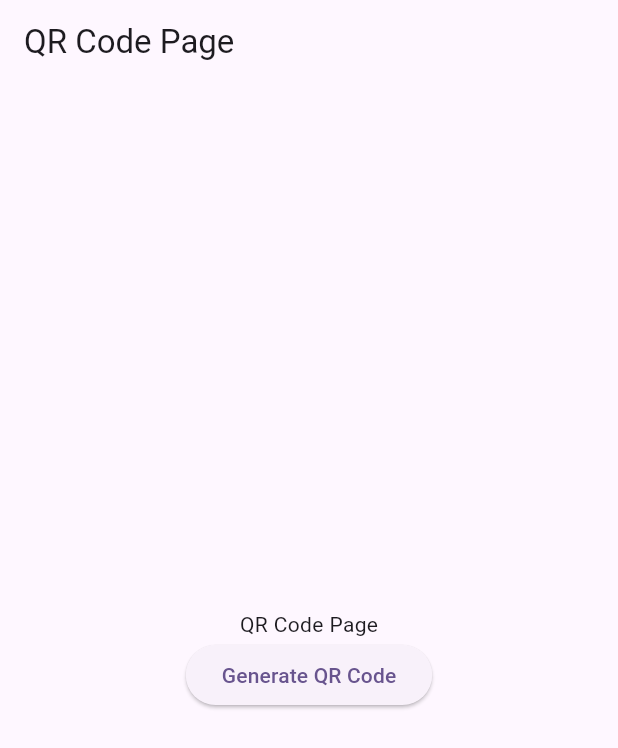
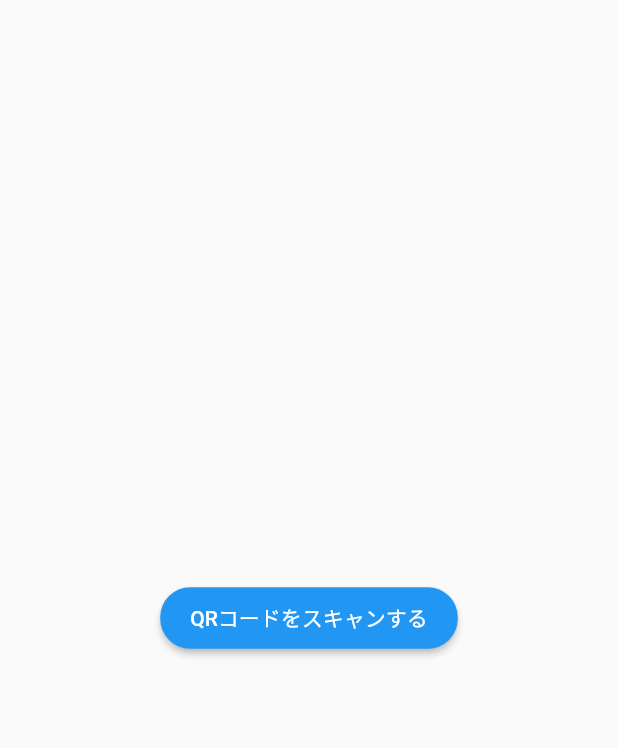
Before and after one commit to tomohiro1024/qr_code_app, a Flutter app: the screen it shows after launch, on a phone screen of 412 x 824 dp. Shown: the top 748 px of the screen. Run offline on Flutter 3.47's test engine with Material 3 defaults, Android fonts, the phone set to English and light mode, and no system bars.

Commit message:
ページの土台を作成

```diff
--- a/lib/main.dart
+++ b/lib/main.dart
@@ -12,9 +12,7 @@ class MyApp extends StatelessWidget {
   Widget build(BuildContext context) {
     return MaterialApp(
       title: 'Flutter Demo',
-      theme: ThemeData(
-        colorScheme: ColorScheme.fromSeed(seedColor: Colors.deepPurple),
-      ),
+      theme: ThemeData(brightness: Brightness.light, useMaterial3: false),
       home: const QrCodePage(),
     );
   }
--- a/lib/qr_code_page.dart
+++ b/lib/qr_code_page.dart
@@ -11,21 +11,23 @@ class _QrCodePageState extends State<QrCodePage> {
   @override
   Widget build(BuildContext context) {
     return Scaffold(
-      appBar: AppBar(
-        title: const Text('QR Code Page'),
-      ),
       body: Center(
         child: Column(
           mainAxisAlignment: MainAxisAlignment.center,
           children: <Widget>[
-            const Text(
-              'QR Code Page',
-            ),
             ElevatedButton(
-              onPressed: () {
-                // Add your QR code generation logic here
-              },
-              child: const Text('Generate QR Code'),
+              style: ElevatedButton.styleFrom(
+                backgroundColor: Colors.blue,
+                padding: const EdgeInsets.symmetric(
+                  horizontal: 20,
+                  vertical: 10,
+                ),
+                shape: RoundedRectangleBorder(
+                  borderRadius: BorderRadius.circular(20),
+                ),
+              ),
+              onPressed: () {},
+              child: const Text('QRコードをスキャンする'),
             ),
           ],
         ),
```
